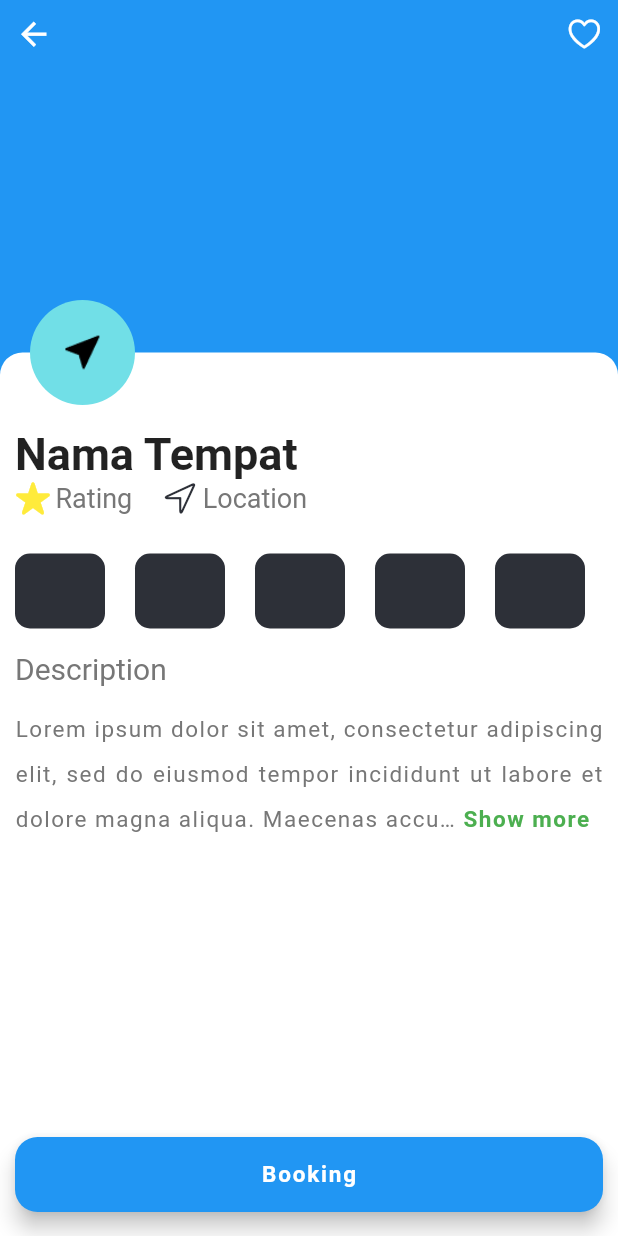
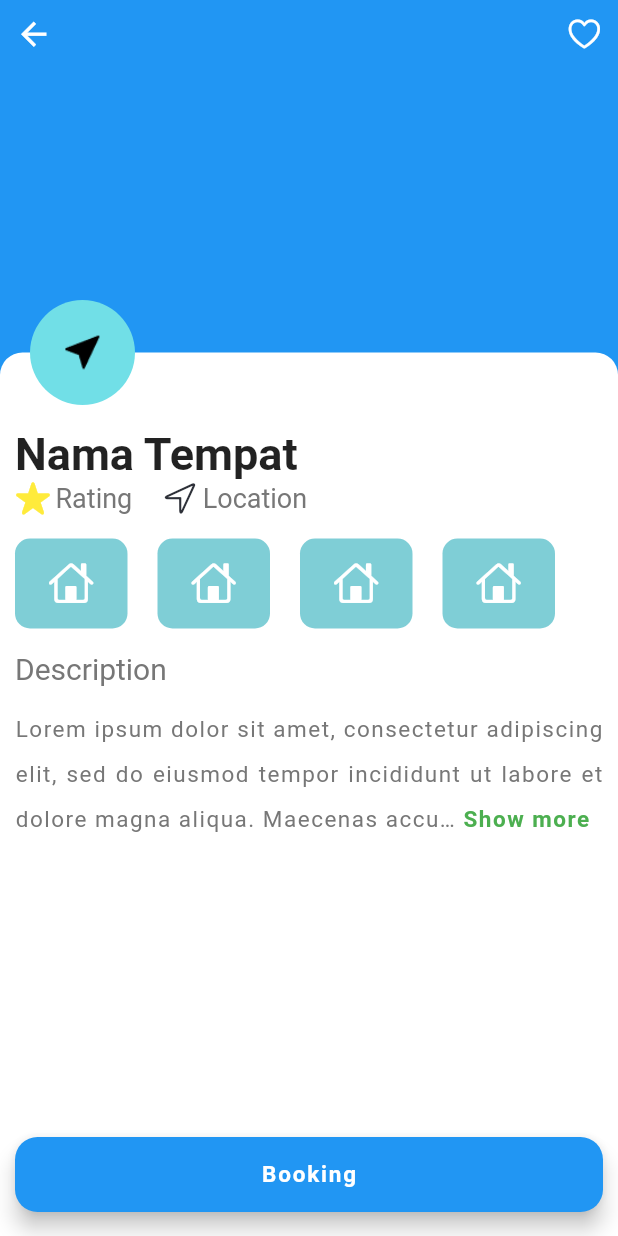
Before and after one commit to mari-bangkit/Mobi.lo, a Flutter app: the DetailsPage screen opened directly, on a phone screen of 412 x 824 dp. Run offline on Flutter 3.47's test engine with Material 2 defaults, Android fonts, the phone set to English and light mode, and no system bars; drawn by our look-alikes of readmore; our stand-ins replace animate_do, flutter_snake_navigationbar, fluttertoast; Roboto replaces fonts that are missing (Montserrat); project files that could hold a hidden picture were left out.

Commit message:
change icon place

```diff
--- a/lib/UI/Widget/HomeWidget/username_text.dart
+++ b/lib/UI/Widget/HomeWidget/username_text.dart
@@ -2,7 +2,12 @@ import 'package:flutter/material.dart';
 import 'package:yuk_mancing/Constant/style.dart';
 
 class UsernameText extends StatelessWidget {
-  const UsernameText({Key? key}) : super(key: key);
+  final String data;
+
+  const UsernameText({
+    Key? key,
+    required this.data,
+  }) : super(key: key);
 
   @override
   Widget build(BuildContext context) {
@@ -12,16 +17,16 @@ class UsernameText extends StatelessWidget {
       ),
       child: Column(
         crossAxisAlignment: CrossAxisAlignment.start,
-        children: const [
+        children: [
           Text(
-            "Hi Aldan,",
-            style: TextStyle(
+            "Hi $data ,",
+            style: const TextStyle(
                 fontSize: 30,
                 fontFamily: "Monstserrat",
                 fontWeight: FontWeight.bold,
                 color: kBlack),
           ),
-          Text(
+          const Text(
             "Good day for fishing",
             style: TextStyle(
                 fontSize: 20,
--- a/lib/UI/details_page.dart
+++ b/lib/UI/details_page.dart
@@ -174,26 +174,73 @@ class DetailsPage extends StatelessWidget {
                               SizedBox(
                                 height: 60,
                                 width: MediaQuery.of(context).size.width,
-                                  child: ListView.builder(
-                                    padding: const EdgeInsets.only(top: 10),
-                                    physics: const BouncingScrollPhysics(),
-                                    shrinkWrap: true,
-                                    scrollDirection: Axis.horizontal,
-                                    itemCount: 5,
-                                    itemBuilder: (context, index) {
-                                      return Container(
-                                        width: 60,
+                                child: Row(
+                                  children: [
+                                    Container(
+                                      width: 75,
                                       height: 60,
                                       margin: const EdgeInsets.only(
                                         right: 20,
                                       ),
                                       decoration: BoxDecoration(
-                                          color: kGray,
-                                          borderRadius:
-                                              BorderRadius.circular(10),
+                                        color: kPrimary.withOpacity(0.5),
+                                        borderRadius: BorderRadius.circular(10),
                                       ),
-                                      );
-                                    },
+                                      child: const Icon(
+                                        CupertinoIcons.home,
+                                        color: kWhite,
+                                        size: 30,
+                                      ),
+                                    ),
+                                    Container(
+                                      width: 75,
+                                      height: 60,
+                                      margin: const EdgeInsets.only(
+                                        right: 20,
+                                      ),
+                                      decoration: BoxDecoration(
+                                        color: kPrimary.withOpacity(0.5),
+                                        borderRadius: BorderRadius.circular(10),
+                                      ),
+                                      child: const Icon(
+                                        CupertinoIcons.home,
+                                        color: kWhite,
+                                        size: 30,
+                                      ),
+                                    ),
+                                    Container(
+                                      width: 75,
+                                      height: 60,
+                                      margin: const EdgeInsets.only(
+                                        right: 20,
+                                      ),
+                                      decoration: BoxDecoration(
+                                        color: kPrimary.withOpacity(0.5),
+                                        borderRadius: BorderRadius.circular(10),
+                                      ),
+                                      child: const Icon(
+                                        CupertinoIcons.home,
+                                        color: kWhite,
+                                        size: 30,
+                                      ),
+                                    ),
+                                    Container(
+                                      width: 75,
+                                      height: 60,
+                                      margin: const EdgeInsets.only(
+                                        right: 15,
+                                      ),
+                                      decoration: BoxDecoration(
+                                        color: kPrimary.withOpacity(0.5),
+                                        borderRadius: BorderRadius.circular(10),
+                                      ),
+                                      child: const Icon(
+                                        CupertinoIcons.home,
+                                        color: kWhite,
+                                        size: 30,
+                                      ),
+                                    ),
+                                  ],
                                 ),
                               ),
                               const SizedBox(
@@ -285,6 +332,7 @@ class DetailsPage extends StatelessWidget {
             ],
           ),
         ),
-        ));
+      ),
+    );
   }
 }
--- a/lib/UI/home_page.dart
+++ b/lib/UI/home_page.dart
@@ -3,6 +3,7 @@ import 'package:flutter/material.dart';
 import 'package:flutter/painting.dart';
 import 'package:yuk_mancing/Constant/style.dart';
 import 'package:yuk_mancing/Model/category.dart';
+import 'package:yuk_mancing/Model/username.dart';
 
 import 'package:yuk_mancing/UI/Widget/HomeWidget/list_place.dart';
 import 'package:yuk_mancing/UI/Widget/HomeWidget/username_text.dart';
@@ -61,12 +62,14 @@ class _HomePageState extends State<HomePage> {
                 const SizedBox(
                   height: 20,
                 ),
-                const Padding(
-                  padding: EdgeInsets.only(
+                Padding(
+                  padding: const EdgeInsets.only(
                     left: 10,
                     right: 10,
                   ),
-                  child: UsernameText(),
+                  child: UsernameText(
+                    data: name,
+                  ),
                 ),
                 // const Category(),
                 const SizedBox(
--- a/lib/UI/setting_page.dart
+++ b/lib/UI/setting_page.dart
@@ -5,6 +5,7 @@ import 'package:flutter/rendering.dart';
 import 'package:flutter/widgets.dart';
 import 'package:fluttertoast/fluttertoast.dart';
 import 'package:yuk_mancing/Constant/style.dart';
+import 'package:yuk_mancing/Model/username.dart';
 import 'package:yuk_mancing/UI/login_page.dart';
 
 class SettingPage extends StatefulWidget {
@@ -16,6 +17,7 @@ class SettingPage extends StatefulWidget {
 
 class _SettingPageState extends State<SettingPage> {
   bool _isFavorit = false;
+
   @override
   Widget build(BuildContext context) {
     return Scaffold(
@@ -217,6 +219,7 @@ class _SettingPageState extends State<SettingPage> {
                       alignment: Alignment.centerRight,
                       child: TextButton(
                         onPressed: () {
+                          name = _nameChange.text;
                           Fluttertoast.showToast(
                               msg: "Profile telah diubah",
                               gravity: ToastGravity.BOTTOM);
```
Lines whose indentation alone changed are shown as unchanged.
